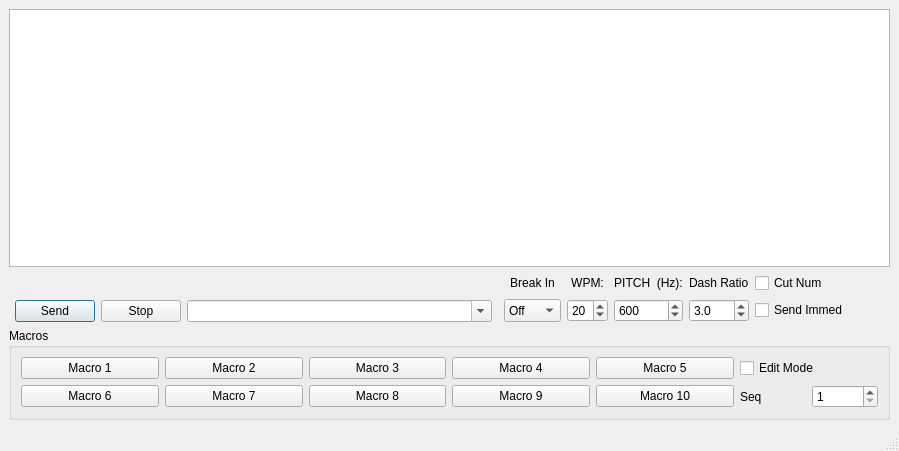
First picture: the form in cwsender.ui, repository adecarolis/wfweb, before the edit.
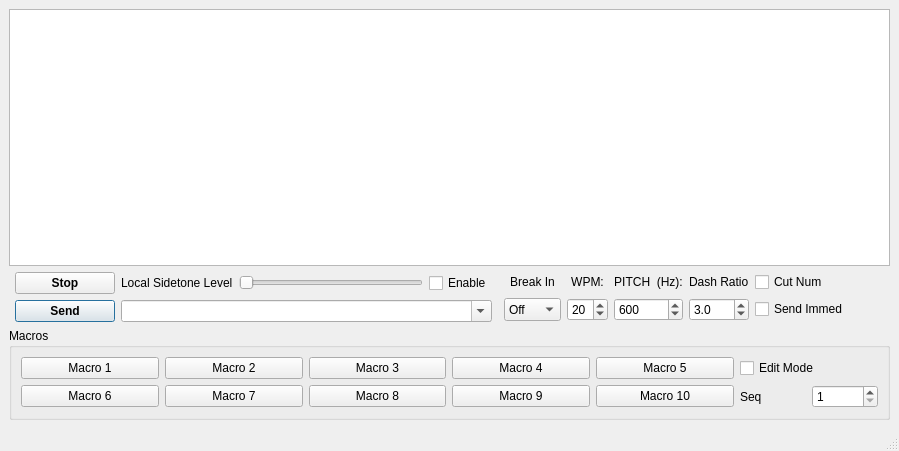
Second picture: the form after the edit.

Commit message:
First working cw sidetone
Still needs better timing and volume

Diff of the .ui file:
```diff
--- a/cwsender.ui
+++ b/cwsender.ui
@@ -192,11 +192,56 @@
        <number>0</number>
       </property>
       <item>
-       <widget class="QLabel" name="spacerLabel">
-        <property name="text">
-         <string/>
-        </property>
-       </widget>
+       <layout class="QHBoxLayout" name="horizontalLayout_3">
+        <item>
+         <widget class="QPushButton" name="stopBtn">
+          <property name="minimumSize">
+           <size>
+            <width>100</width>
+            <height>0</height>
+           </size>
+          </property>
+          <property name="font">
+           <font>
+            <bold>true</bold>
+           </font>
+          </property>
+          <property name="toolTip">
+           <string>Stop sending CW</string>
+          </property>
+          <property name="autoFillBackground">
+           <bool>false</bool>
+          </property>
+          <property name="text">
+           <string>Stop</string>
+          </property>
+         </widget>
+        </item>
+        <item>
+         <widget class="QLabel" name="label_6">
+          <property name="text">
+           <string>Local Sidetone Level</string>
+          </property>
+         </widget>
+        </item>
+        <item>
+         <widget class="QSlider" name="sidetoneLevelSlider">
+          <property name="maximum">
+           <number>100</number>
+          </property>
+          <property name="orientation">
+           <enum>Qt::Horizontal</enum>
+          </property>
+         </widget>
+        </item>
+        <item>
+         <widget class="QCheckBox" name="sidetoneEnableChk">
+          <property name="text">
+           <string>Enable</string>
+          </property>
+         </widget>
+        </item>
+       </layout>
       </item>
       <item>
        <layout class="QHBoxLayout" name="horizontalLayout_2">
@@ -214,6 +259,17 @@
         </property>
         <item>
          <widget class="QPushButton" name="sendBtn">
+          <property name="minimumSize">
+           <size>
+            <width>100</width>
+            <height>0</height>
+           </size>
+          </property>
+          <property name="font">
+           <font>
+            <bold>true</bold>
+           </font>
+          </property>
           <property name="text">
            <string>Send</string>
           </property>
@@ -225,16 +281,6 @@
           </property>
          </widget>
         </item>
-        <item>
-         <widget class="QPushButton" name="stopBtn">
-          <property name="toolTip">
-           <string>Stop sending CW</string>
-          </property>
-          <property name="text">
-           <string>Stop</string>
-          </property>
-         </widget>
-        </item>
         <item>
          <widget class="QComboBox" name="textToSendEdit">
           <property name="sizePolicy">
```
The commit also changes 6 other files.
